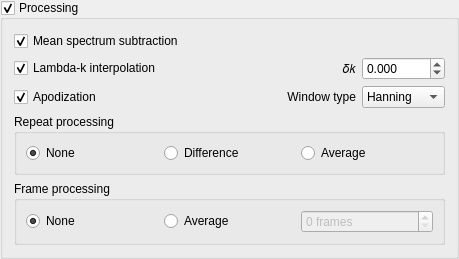
This is src/main/resources/windows/ui/ProcessingGroupBox.ui in sstucker/OCTview as Qt 5 draws it before an edit. The edited form follows.
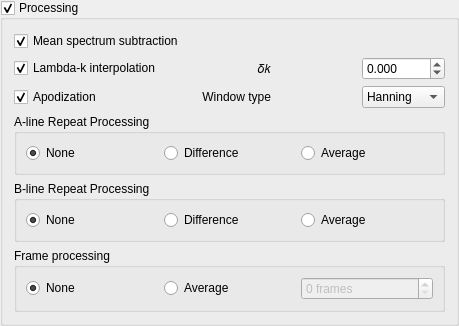
This is the edited form.

Commit message: Processing A/B repeat individually, slicing

```diff
--- a/src/main/resources/windows/ui/ProcessingGroupBox.ui
+++ b/src/main/resources/windows/ui/ProcessingGroupBox.ui
@@ -7,7 +7,7 @@
     <x>0</x>
     <y>0</y>
     <width>459</width>
-    <height>213</height>
+    <height>256</height>
    </rect>
   </property>
   <property name="toolTip">
@@ -20,7 +20,7 @@
    <bool>true</bool>
   </property>
   <layout class="QGridLayout" name="gridLayout">
-   <item row="3" column="0">
+   <item row="2" column="1">
     <widget class="QCheckBox" name="checkApodization">
      <property name="toolTip">
       <string>If checked, spectra will be DC-subtracted and then multiplied by a window function</string>
@@ -33,7 +33,60 @@
      </property>
     </widget>
    </item>
-   <item row="0" column="0">
+   <item row="1" column="1" colspan="2">
+    <widget class="QCheckBox" name="checkInterpolation">
+     <property name="toolTip">
+      <string>If true, linear-in-wavenumber values are interpolated (1st order) from linear-in-wavelength spectra</string>
+     </property>
+     <property name="text">
+      <string>Lambda-k interpolation</string>
+     </property>
+     <property name="checked">
+      <bool>true</bool>
+     </property>
+     <property name="tristate">
+      <bool>false</bool>
+     </property>
+    </widget>
+   </item>
+   <item row="1" column="3">
+    <widget class="QLabel" name="labelInterpDk">
+     <property name="layoutDirection">
+      <enum>Qt::RightToLeft</enum>
+     </property>
+     <property name="text">
+      <string>𝛿𝑘</string>
+     </property>
+     <property name="alignment">
+      <set>Qt::AlignRight|Qt::AlignTrailing|Qt::AlignVCenter</set>
+     </property>
+    </widget>
+   </item>
+   <item row="2" column="3">
+    <widget class="QLabel" name="labelApodization">
+     <property name="text">
+      <string>Window type</string>
+     </property>
+     <property name="alignment">
+      <set>Qt::AlignRight|Qt::AlignTrailing|Qt::AlignVCenter</set>
+     </property>
+    </widget>
+   </item>
+   <item row="2" column="5">
+    <widget class="QComboBox" name="comboApodization">
+     <item>
+      <property name="text">
+       <string>Hanning</string>
+      </property>
+     </item>
+     <item>
+      <property name="text">
+       <string>Blackman</string>
+      </property>
+     </item>
+    </widget>
+   </item>
+   <item row="0" column="1" colspan="2">
     <widget class="QCheckBox" name="checkMeanSpectrumSubtraction">
      <property name="text">
       <string>Mean spectrum subtraction</string>
@@ -43,7 +96,7 @@
      </property>
     </widget>
    </item>
-   <item row="1" column="3">
+   <item row="1" column="5">
     <widget class="QDoubleSpinBox" name="spinInterpDk">
      <property name="layoutDirection">
       <enum>Qt::LeftToRight</enum>
@@ -62,70 +115,17 @@
      </property>
     </widget>
    </item>
-   <item row="1" column="2">
-    <widget class="QLabel" name="labelInterpDk">
-     <property name="layoutDirection">
-      <enum>Qt::RightToLeft</enum>
-     </property>
-     <property name="text">
-      <string>𝛿𝑘</string>
-     </property>
-     <property name="alignment">
-      <set>Qt::AlignRight|Qt::AlignTrailing|Qt::AlignVCenter</set>
-     </property>
-    </widget>
-   </item>
-   <item row="1" column="0" colspan="2">
-    <widget class="QCheckBox" name="checkInterpolation">
-     <property name="toolTip">
-      <string>If true, linear-in-wavenumber values are interpolated (1st order) from linear-in-wavelength spectra</string>
-     </property>
-     <property name="text">
-      <string>Lambda-k interpolation</string>
-     </property>
-     <property name="checked">
-      <bool>true</bool>
-     </property>
-     <property name="tristate">
-      <bool>false</bool>
-     </property>
-    </widget>
-   </item>
-   <item row="3" column="3">
-    <widget class="QComboBox" name="comboApodization">
-     <item>
-      <property name="text">
-       <string>Hanning</string>
-      </property>
-     </item>
-     <item>
-      <property name="text">
-       <string>Blackman</string>
-      </property>
-     </item>
-    </widget>
-   </item>
-   <item row="3" column="2">
-    <widget class="QLabel" name="labelApodization">
-     <property name="text">
-      <string>Window type</string>
-     </property>
-     <property name="alignment">
-      <set>Qt::AlignRight|Qt::AlignTrailing|Qt::AlignVCenter</set>
-     </property>
-    </widget>
-   </item>
-   <item row="4" column="0" colspan="4">
-    <widget class="QGroupBox" name="groupRepeatProcessing">
+   <item row="3" column="1" colspan="5">
+    <widget class="QGroupBox" name="groupARepeatProcessing">
      <property name="title">
-      <string>Repeat processing</string>
+      <string>A-line Repeat Processing</string>
      </property>
      <property name="flat">
       <bool>true</bool>
      </property>
      <layout class="QHBoxLayout" name="horizontalLayout">
       <item>
-       <widget class="QRadioButton" name="radioRepeatNone">
+       <widget class="QRadioButton" name="radioARepeatNone">
         <property name="text">
          <string>None</string>
         </property>
@@ -135,7 +135,7 @@
        </widget>
       </item>
       <item>
-       <widget class="QRadioButton" name="radioRepeatDifference">
+       <widget class="QRadioButton" name="radioARepeatDifference">
         <property name="enabled">
          <bool>true</bool>
         </property>
@@ -145,7 +145,7 @@
        </widget>
       </item>
       <item>
-       <widget class="QRadioButton" name="radioRepeatAverage">
+       <widget class="QRadioButton" name="radioARepeatAverage">
         <property name="enabled">
          <bool>true</bool>
         </property>
@@ -157,7 +157,49 @@
      </layout>
     </widget>
    </item>
-   <item row="5" column="0" colspan="4">
+   <item row="4" column="1" colspan="5">
+    <widget class="QGroupBox" name="groupBRepeatProcessing">
+     <property name="title">
+      <string>B-line Repeat Processing</string>
+     </property>
+     <property name="flat">
+      <bool>true</bool>
+     </property>
+     <layout class="QHBoxLayout" name="horizontalLayout_3">
+      <item>
+       <widget class="QRadioButton" name="radioBRepeatNone">
+        <property name="text">
+         <string>None</string>
+        </property>
+        <property name="checked">
+         <bool>true</bool>
+        </property>
+       </widget>
+      </item>
+      <item>
+       <widget class="QRadioButton" name="radioBRepeatDifference">
+        <property name="enabled">
+         <bool>true</bool>
+        </property>
+        <property name="text">
+         <string>Difference</string>
+        </property>
+       </widget>
+      </item>
+      <item>
+       <widget class="QRadioButton" name="radioBRepeatAverage">
+        <property name="enabled">
+         <bool>true</bool>
+        </property>
+        <property name="text">
+         <string>Average</string>
+        </property>
+       </widget>
+      </item>
+     </layout>
+    </widget>
+   </item>
+   <item row="5" column="1" colspan="5">
     <widget class="QGroupBox" name="groupFrameProcessing">
      <property name="title">
       <string>Frame processing</string>
```
The commit also changes 3 other files.
